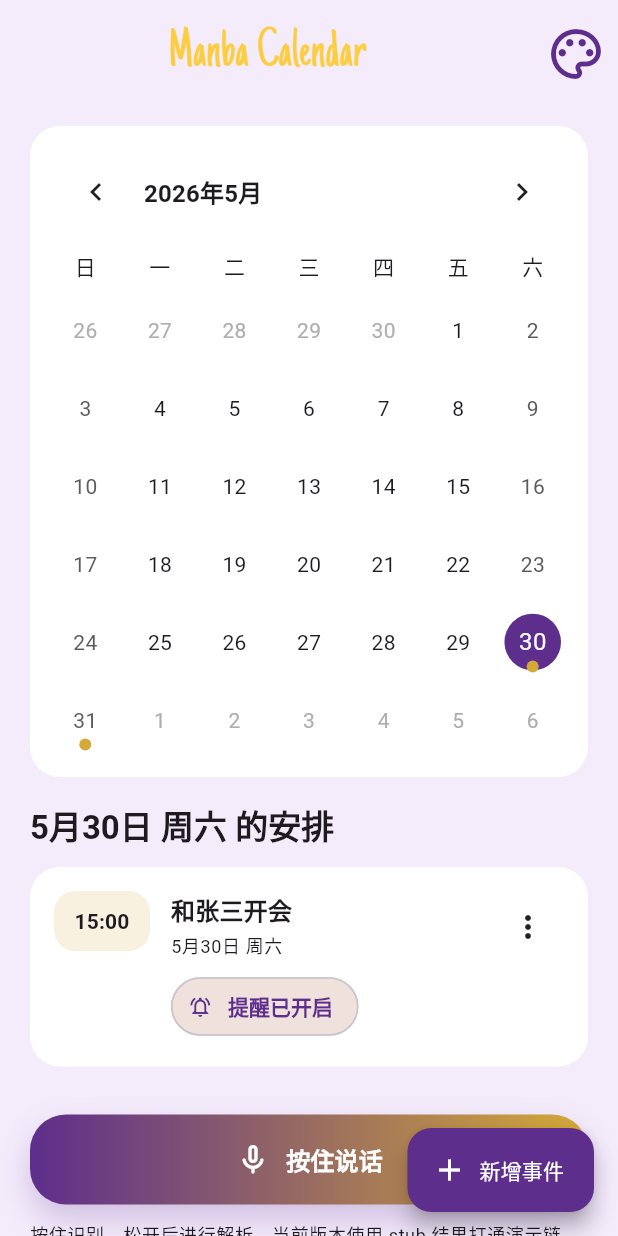
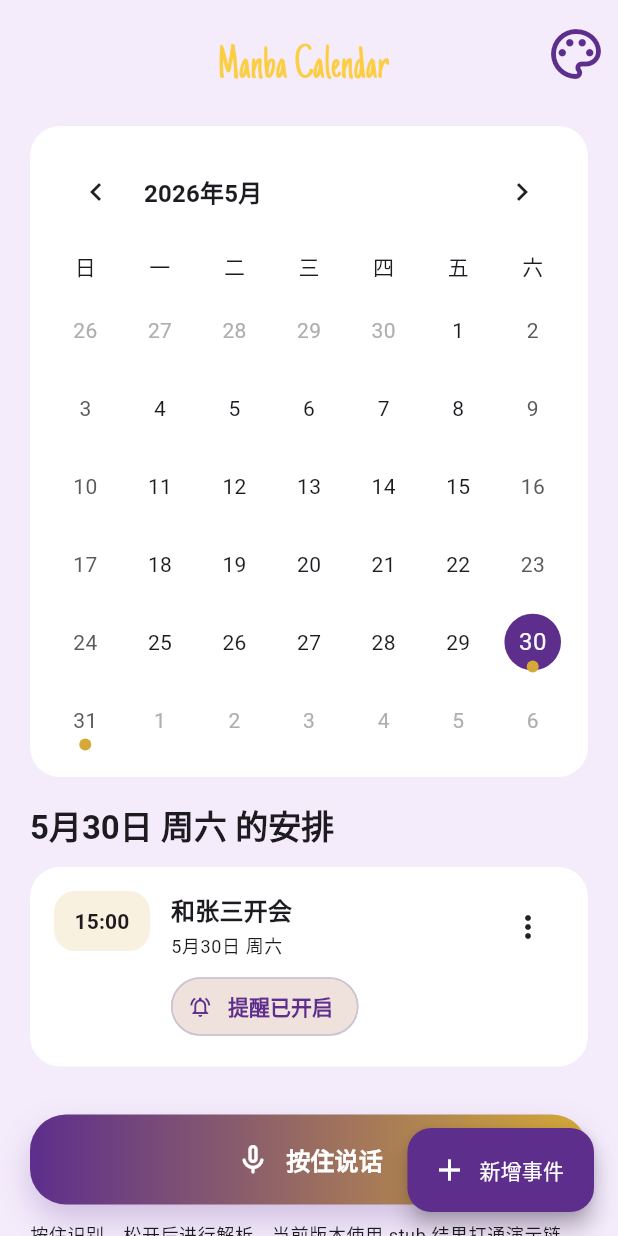
Before and after one commit to Shepherdzzx/Manba-Calendar, a Flutter app: the screen it shows after launch, on a phone screen of 412 x 824 dp. Run offline on Flutter 3.47's test engine with Material 3 defaults, Android fonts, the phone set to English and light mode, and no system bars; drawn by our look-alikes of table_calendar; our stand-ins replace shared_preferences.

Commit message:
style: refine home screen logo and theme button sizing

```diff
--- a/lib/screens/home_screen.dart
+++ b/lib/screens/home_screen.dart
@@ -38,22 +38,25 @@ class _HomeScaffold extends StatelessWidget {
     return Scaffold(
       appBar: AppBar(
         toolbarHeight: 72,
+        automaticallyImplyLeading: false,
         titleSpacing: 0,
-        title: Transform.translate(
-          offset: const Offset(0, 0),
-          child: Align(
-            alignment: Alignment.centerLeft,
+        title: Row(
+          children: [
+            const SizedBox(width: 48),
+            Expanded(
+              child: Center(
+                child: Padding(
+                  padding: const EdgeInsets.only(top: 18),
                   child: SizedBox(
                     height: 250,
                     child: Image.asset(
                       'assets/images/manba_calendar_logo.png',
                       fit: BoxFit.contain,
-                alignment: Alignment.centerLeft,
                     ),
                   ),
                 ),
               ),
-        actions: [
+            ),
             IconButton(
               onPressed: () {
                 Navigator.of(
@@ -63,6 +66,7 @@ class _HomeScaffold extends StatelessWidget {
               icon: const Icon(Icons.palette_outlined, size: 40),
             ),
           ],
+        ),
       ),
       body: ListView(
         padding: const EdgeInsets.fromLTRB(20, 12, 20, 24),
```
Lines whose indentation alone changed are shown as unchanged.
